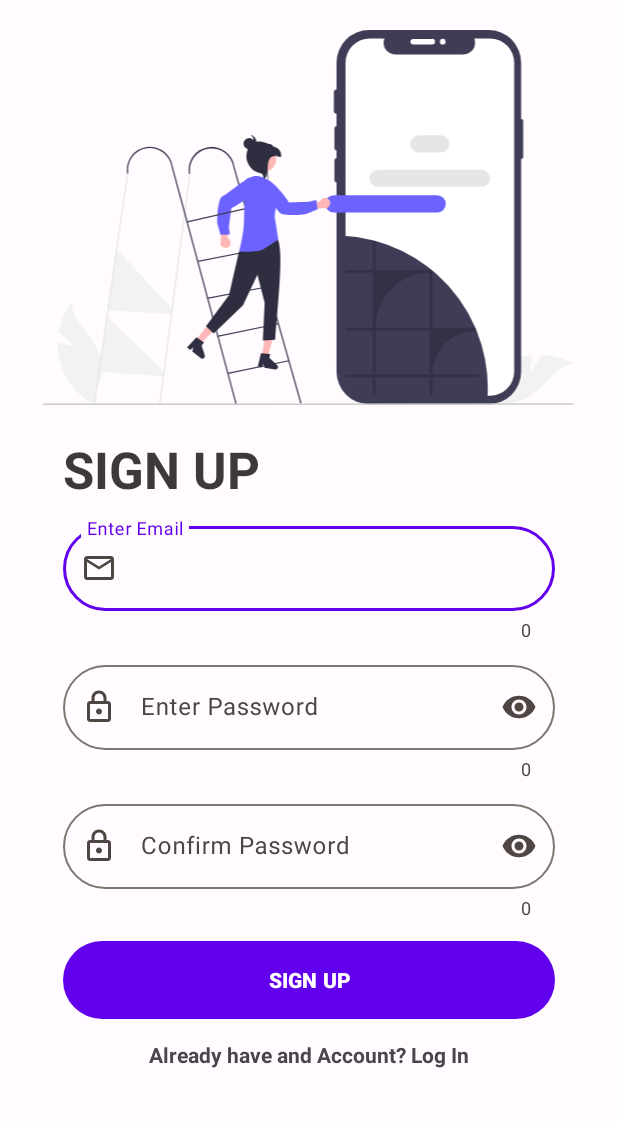
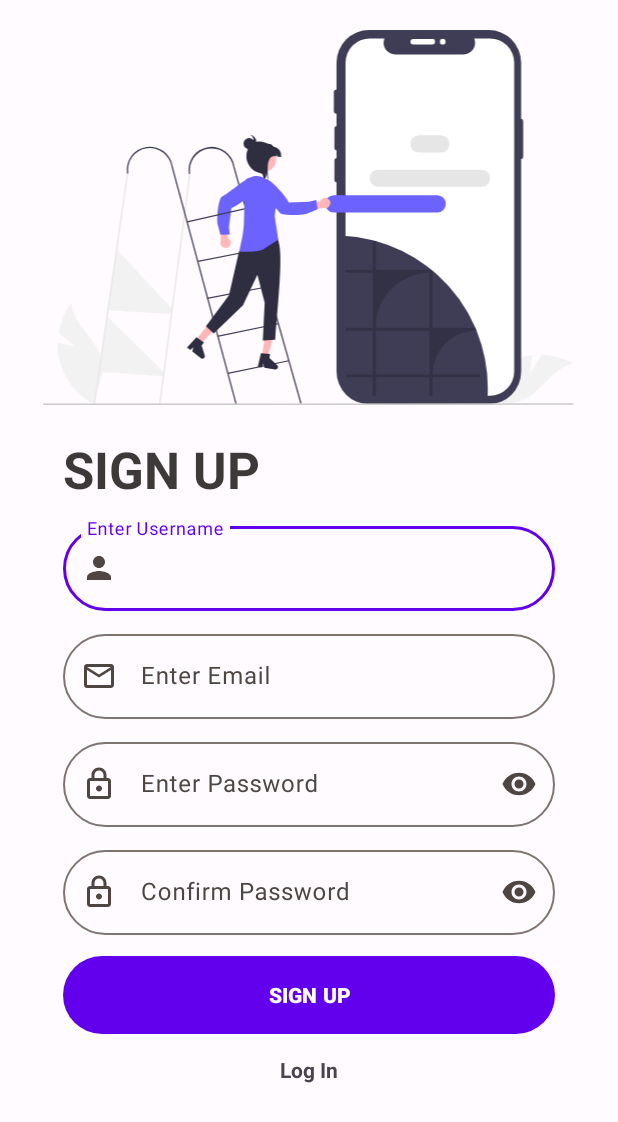
Before and after one commit to slowburn-404/StudentAssistant, an Android app: the SignUpActivity screen opened directly, with no data from a screen before it, after a tap on "SIGN UP", on a phone screen of 412 x 824 dp. Shown: the top 1122 px of the screen. Run offline under Robolectric (Android 15) with nearby library versions, the phone set to English and light mode, and no system bars; our stand-ins replace Firebase (no records; nobody signed in at launch, a user with empty details on screens opened directly).

Commit message:
added username field to sign up form

```diff
--- a/app/src/main/java/com/boris/studentassistant/ChatActivity.kt
+++ b/app/src/main/java/com/boris/studentassistant/ChatActivity.kt
@@ -57,7 +57,7 @@ class ChatActivity : AppCompatActivity() {
 
             //update list and call dialogflow
             binding.floatingActionButtonSendMessage.setOnClickListener {
-                val message = binding.textInputEditTextTypeMessage.text.toString()
+                val message = binding.textInputEditTextTypeMessage.text.toString().trim()
 
                 if(message.isNotEmpty()){
                     addMessageToList(message, false)
@@ -135,6 +135,7 @@ class ChatActivity : AppCompatActivity() {
         return super.onCreateOptionsMenu(menu)
     }
 
+    //kebab menu
     override fun onOptionsItemSelected(item: MenuItem): Boolean {
         return when(item.itemId) {
          R.id.log_out -> {
@@ -145,6 +146,7 @@ class ChatActivity : AppCompatActivity() {
              startActivity(intent)
              true
          }
+            //exit app
             R.id.exit_app -> {
                 finish()
                 true
--- a/app/src/main/java/com/boris/studentassistant/SignUpActivity.kt
+++ b/app/src/main/java/com/boris/studentassistant/SignUpActivity.kt
@@ -32,10 +32,11 @@ class SignUpActivity : AppCompatActivity() {
         binding.btSignUp.setOnClickListener {
             //fetch user input
             val email = binding.textInputEditTextEmail.text.toString()
-            val passwd = binding.textInputEditTextPassword.text.toString()
-            val confirmpasswd = binding.textInputEditTextConfirmPassword.text.toString()
+            val passwd = binding.textInputEditTextPassword.text.toString().trim()
+            val confirmpasswd = binding.textInputEditTextConfirmPassword.text.toString().trim()
+            val username = binding.textInputEditTextUsername.text.toString().trim()
 
-            userSignUP(email, passwd, confirmpasswd)
+            userSignUP(email, passwd, confirmpasswd, username)
         }
         binding.textLogIn.setOnClickListener {
             val intent = Intent(this, LogInActivity::class.java)
@@ -43,7 +44,7 @@ class SignUpActivity : AppCompatActivity() {
             finish()
         }
     }
-    private fun userSignUP(email: String, passwd: String, confirmpasswd: String){
+    private fun userSignUP(email: String, passwd: String, confirmpasswd: String, username: String){
         //check if fields are empty
         if(email.isNotEmpty() && passwd.isNotEmpty() && confirmpasswd.isNotEmpty()){
             //check if passwords match
@@ -51,7 +52,7 @@ class SignUpActivity : AppCompatActivity() {
                 sAuth.createUserWithEmailAndPassword(email, passwd).addOnCompleteListener {
                     if (it.isSuccessful){
                         //add user to database
-                        addUserToDB(email, sAuth.currentUser?.uid!!)
+                        addUserToDB(email, sAuth.currentUser?.uid!!, username)
 
                         Toast.makeText(this, "Account created successfully", Toast.LENGTH_SHORT).show()
                         //move to log in activity if signup is successful
@@ -59,7 +60,7 @@ class SignUpActivity : AppCompatActivity() {
                         startActivity(intent)
                         finish()
                     }else{
-                        Toast.makeText(this, it.exception.toString(), Toast.LENGTH_SHORT).show()
+                        Toast.makeText(this, it.exception.toString(), Toast.LENGTH_LONG).show()
                     }
                 }
             } else{
@@ -72,10 +73,10 @@ class SignUpActivity : AppCompatActivity() {
 
     }
 
-    private fun addUserToDB(email: String, uid: String){
+    private fun addUserToDB(email: String, uid: String, username: String){
         sADBRef = FirebaseDatabase.getInstance().reference
 
-        sADBRef.child("Students").child(uid).setValue(User(email,uid))
+        sADBRef.child("Students").child(uid).setValue(User(email,uid,username))
 
     }
 }
--- a/app/src/main/java/com/boris/studentassistant/models/User.kt
+++ b/app/src/main/java/com/boris/studentassistant/models/User.kt
@@ -3,8 +3,9 @@ package com.boris.studentassistant.models
 import com.google.firebase.database.IgnoreExtraProperties
 
 @IgnoreExtraProperties
+//constructor with blank arguments for adding users to database
  data class User (val email: String? = null,
                   val uid: String? = null,
                   val username: String? = null){
-    //constructor with blank arguments for adding users to database
+
 }
--- a/app/src/main/java/com/boris/studentassistant/onboarding/ViewPagerFragment.kt
+++ b/app/src/main/java/com/boris/studentassistant/onboarding/ViewPagerFragment.kt
@@ -30,14 +30,18 @@ class ViewPagerFragment : Fragment() {
                 ThirdScreen()
             )
 
+            //add screens to adapter
             val adapter = ViewPagerAdapter(
                 fragmentList,
                 requireActivity().supportFragmentManager,
                 lifecycle
             )
 
+            //reference dot indicator
             val wormDotsIndicator: WormDotsIndicator = binding.wormDotsIndicator
+            //reference viewpager2
             val viewPager2: ViewPager2 = binding.viewPager
+            //set adapter
             viewPager2.adapter = adapter
             wormDotsIndicator.attachTo(viewPager2)
 
--- a/app/src/main/res/layout/activity_sign_up.xml
+++ b/app/src/main/res/layout/activity_sign_up.xml
@@ -35,11 +35,36 @@
         android:textStyle="bold" />
 
     <com.google.android.material.textfield.TextInputLayout
+        android:id="@+id/textInputLayoutUsername"
+        style="@style/Widget.Material3.TextInputLayout.OutlinedBox"
+        android:layout_width="match_parent"
+        android:layout_height="wrap_content"
+        android:layout_below="@id/sign_up_page"
+        android:layout_marginStart="42dp"
+        android:layout_marginLeft="42dp"
+        android:layout_marginTop="10dp"
+        android:layout_marginEnd="42dp"
+        android:layout_marginRight="42dp"
+        android:hint="@string/hint_username"
+        app:boxCornerRadiusBottomEnd="50dp"
+        app:boxCornerRadiusBottomStart="50dp"
+        app:boxCornerRadiusTopEnd="50dp"
+        app:boxCornerRadiusTopStart="50dp"
+        app:endIconMode="clear_text"
+        app:startIconDrawable="@drawable/ic_person">
+
+        <com.google.android.material.textfield.TextInputEditText
+            android:id="@+id/textInputEditTextUsername"
+            android:layout_width="match_parent"
+            android:layout_height="wrap_content"
+            android:inputType="text" />
+    </com.google.android.material.textfield.TextInputLayout>
+    <com.google.android.material.textfield.TextInputLayout
         android:id="@+id/textInputLayoutEmail"
         style="@style/Widget.Material3.TextInputLayout.OutlinedBox"
         android:layout_width="match_parent"
         android:layout_height="wrap_content"
-        android:layout_below="@id/sign_up_page"
+        android:layout_below="@id/textInputLayoutUsername"
         android:layout_marginStart="42dp"
         android:layout_marginLeft="42dp"
         android:layout_marginTop="10dp"
@@ -50,7 +75,6 @@
         app:boxCornerRadiusBottomStart="50dp"
         app:boxCornerRadiusTopEnd="50dp"
         app:boxCornerRadiusTopStart="50dp"
-        app:counterEnabled="true"
         app:endIconMode="clear_text"
         app:startIconDrawable="@drawable/ic_email">
 
@@ -60,6 +84,8 @@
             android:layout_height="wrap_content"
             android:inputType="textEmailAddress" />
     </com.google.android.material.textfield.TextInputLayout>
+
+
 
     <com.google.android.material.textfield.TextInputLayout
         android:id="@+id/textInputLayoutPassword"
@@ -77,7 +103,6 @@
         app:boxCornerRadiusBottomStart="50dp"
         app:boxCornerRadiusTopEnd="50dp"
         app:boxCornerRadiusTopStart="50dp"
-        app:counterEnabled="true"
         app:endIconMode="password_toggle"
         app:startIconDrawable="@drawable/ic_lock">
 
@@ -105,7 +130,6 @@
         app:boxCornerRadiusBottomStart="50dp"
         app:boxCornerRadiusTopEnd="50dp"
         app:boxCornerRadiusTopStart="50dp"
-        app:counterEnabled="true"
         app:endIconMode="password_toggle"
         app:startIconDrawable="@drawable/ic_lock">
 
@@ -140,7 +164,7 @@
         android:layout_centerHorizontal="true"
         android:layout_marginTop="10dp"
         android:text="@string/redirect_login_page"
-        android:textStyle="bold" />
+        android:textStyle="bold"/>
 
 
 </RelativeLayout>
--- a/app/src/main/res/layout/fragment_home.xml
+++ b/app/src/main/res/layout/fragment_home.xml
@@ -39,7 +39,7 @@
         android:layout_marginEnd="42dp"
         android:layout_marginRight="42dp"
         android:gravity="center"
-        android:text="@string/intro_description"
+        android:text="@string/place_holder"
         android:textColor="#546E7A"
         android:textSize="16sp" />
 
--- a/app/src/main/res/layout/messages.xml
+++ b/app/src/main/res/layout/messages.xml
@@ -9,7 +9,6 @@
         android:id="@+id/layout_receive"
         android:layout_width="wrap_content"
         android:layout_height="wrap_content"
-        android:padding="8dp"
         android:background="@drawable/bg_receive_message"
         android:layout_gravity="start">
         <TextView
@@ -28,7 +27,6 @@
         android:layout_width="wrap_content"
         android:layout_height="wrap_content"
         android:layout_marginTop="5dp"
-        android:padding="8dp"
         android:background="@drawable/bg_send_message"
         android:layout_gravity="end">
 
--- a/app/src/main/res/values/strings.xml
+++ b/app/src/main/res/values/strings.xml
@@ -17,7 +17,7 @@
     <string name="welcome">WELCOME</string>
     <!-- TODO: Remove or change this placeholder text -->
     <string name="intro_title">STUDENT ASSISTANT</string>
-    <string name="intro_description">Lorem ipsum dolor sit amet, consectetur adipiscing elit, sed do eiusmod tempor incididunt ut labore et dolore magna aliqua. Ut enim ad minim veniam, quis nostrud exercitation ullamco laboris nisi ut aliquip ex ea commodo consequat.</string>
+    <string name="place_holder">Lorem ipsum dolor sit amet, consectetur adipiscing elit, sed do eiusmod tempor incididunt ut labore et dolore magna aliqua. Ut enim ad minim veniam, quis nostrud exercitation ullamco laboris nisi ut aliquip ex ea commodo consequat.</string>
     <string name="intro_register">REGISTER</string>>
     <string name="intro_login">LOG IN</string>
     <string name="or">OR</string>
@@ -26,17 +26,17 @@
     <string name="password_hint">Enter Password</string>
     <string name="sign_up">SIGN UP</string>
     <string name="confirm_password">Confirm Password</string>
-    <!-- Strings related to login -->
     <string name="prompt_email">Email</string>
     <string name="prompt_password">Password</string>
-    <string name="redirect_login_page">Already have and Account? Log In</string>
+    <string name="redirect_login_page">Log In</string>
     <string name="redirect_signup_page">No account? Register</string>
-    <string name="type_message">Type message...</string>
+    <string name="type_message">Type your message...</string>
     <string name="action_sign_in_short">Sign in</string>
     <string name="invalid_username">Not a valid username</string>
     <string name="invalid_password">Password must be >5 characters</string>
     <string name="login_failed">"Login failed"</string>
     <string name="log_out">Log Out</string>
     <string name="exit">Exit</string>
+    <string name="hint_username">Enter Username</string>
 
 </resources>
```
Also changed, not shown: app/src/main/res/drawable/bg_receive_message.xml (+16 -6 lines), app/src/main/res/drawable/bg_send_message.xml (+16 -6 lines).
